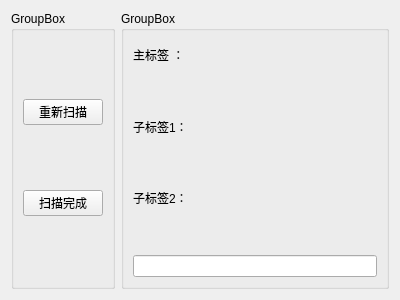
This is DC_3/deviceunion.ui in kingsun998/Qt as Qt 5 draws it before an edit. The edited form follows.
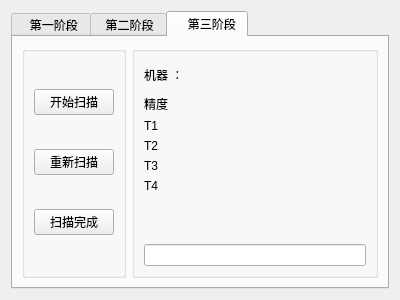
This is the edited form.

```diff
--- a/DC_3/deviceunion.ui
+++ b/DC_3/deviceunion.ui
@@ -13,11 +13,21 @@
   <property name="windowTitle">
    <string>Form</string>
   </property>
+  <layout class="QHBoxLayout" name="horizontalLayout_7">
+   <item>
+    <widget class="QTabWidget" name="tabWidget">
+     <property name="currentIndex">
+      <number>2</number>
+     </property>
+     <widget class="QWidget" name="tab">
+      <attribute name="title">
+       <string>  第一阶段</string>
+      </attribute>
   <layout class="QHBoxLayout" name="horizontalLayout">
    <item>
     <widget class="QGroupBox" name="groupBox_2">
      <property name="title">
-      <string>GroupBox</string>
+          <string/>
      </property>
      <layout class="QVBoxLayout" name="verticalLayout_2">
       <item>
@@ -40,15 +50,15 @@
    <item>
     <widget class="QGroupBox" name="groupBox">
      <property name="title">
-      <string>GroupBox</string>
+          <string/>
      </property>
      <layout class="QVBoxLayout" name="verticalLayout">
       <item>
-       <layout class="QVBoxLayout" name="verticalLayout_3">
+           <layout class="QHBoxLayout" name="horizontalLayout_2">
         <item>
          <widget class="QLabel" name="label">
           <property name="text">
-           <string>主标签 ：</string>
+               <string>机器 ：</string>
           </property>
          </widget>
         </item>
@@ -62,45 +72,352 @@
        </layout>
       </item>
       <item>
-       <layout class="QVBoxLayout" name="verticalLayout_4">
-        <item>
-         <widget class="QLabel" name="label_2">
-          <property name="text">
-           <string>子标签1：</string>
-          </property>
-         </widget>
-        </item>
-        <item>
-         <widget class="QLabel" name="label_5">
-          <property name="text">
-           <string/>
-          </property>
-         </widget>
-        </item>
-       </layout>
-      </item>
-      <item>
-       <layout class="QVBoxLayout" name="verticalLayout_5">
-        <item>
+           <layout class="QGridLayout" name="gridLayout">
+            <item row="1" column="0">
          <widget class="QLabel" name="label_3">
           <property name="text">
-           <string>子标签2：</string>
+               <string>1级精度</string>
           </property>
          </widget>
         </item>
-        <item>
+            <item row="2" column="0">
+             <widget class="QLabel" name="label_7">
+              <property name="text">
+               <string>2级精度</string>
+              </property>
+             </widget>
+            </item>
+            <item row="0" column="0">
+             <widget class="QLabel" name="label_2">
+              <property name="text">
+               <string>常温绝缘性</string>
+              </property>
+             </widget>
+            </item>
+            <item row="1" column="1">
          <widget class="QLabel" name="label_6">
           <property name="text">
            <string/>
           </property>
          </widget>
         </item>
-       </layout>
-      </item>
+            <item row="2" column="1">
+             <widget class="QLabel" name="label_8">
+              <property name="text">
+               <string/>
+              </property>
+             </widget>
+            </item>
+            <item row="0" column="1">
+             <widget class="QLabel" name="label_5">
+              <property name="text">
+               <string/>
+              </property>
+             </widget>
+            </item>
+           </layout>
+          </item>
+          <item>
+           <spacer name="verticalSpacer">
+            <property name="orientation">
+             <enum>Qt::Vertical</enum>
+            </property>
+            <property name="sizeHint" stdset="0">
+             <size>
+              <width>20</width>
+              <height>40</height>
+             </size>
+            </property>
+           </spacer>
+          </item>
       <item>
        <widget class="QLineEdit" name="lineEdit_4"/>
       </item>
      </layout>
+        </widget>
+       </item>
+      </layout>
+     </widget>
+     <widget class="QWidget" name="tab_2">
+      <attribute name="title">
+       <string> 第二阶段</string>
+      </attribute>
+      <layout class="QHBoxLayout" name="horizontalLayout_4">
+       <item>
+        <widget class="QGroupBox" name="groupBox_3">
+         <property name="title">
+          <string/>
+         </property>
+         <layout class="QVBoxLayout" name="verticalLayout_4">
+          <item>
+           <widget class="QPushButton" name="pushButton_4">
+            <property name="text">
+             <string>开始扫描</string>
+            </property>
+           </widget>
+          </item>
+          <item>
+           <widget class="QPushButton" name="pushButton_5">
+            <property name="text">
+             <string>重新扫描</string>
+            </property>
+           </widget>
+          </item>
+          <item>
+           <widget class="QPushButton" name="pushButton_6">
+            <property name="text">
+             <string>扫描完成</string>
+            </property>
+           </widget>
+          </item>
+         </layout>
+        </widget>
+       </item>
+       <item>
+        <widget class="QGroupBox" name="groupBox_4">
+         <property name="title">
+          <string/>
+         </property>
+         <layout class="QVBoxLayout" name="verticalLayout_5">
+          <item>
+           <layout class="QHBoxLayout" name="horizontalLayout_3">
+            <item>
+             <widget class="QLabel" name="label_11">
+              <property name="text">
+               <string>机器 ：</string>
+              </property>
+             </widget>
+            </item>
+            <item>
+             <widget class="QLabel" name="label_12">
+              <property name="text">
+               <string>&lt;html&gt;&lt;head/&gt;&lt;body&gt;&lt;p&gt;&lt;br/&gt;&lt;/p&gt;&lt;/body&gt;&lt;/html&gt;</string>
+              </property>
+             </widget>
+            </item>
+           </layout>
+          </item>
+          <item>
+           <layout class="QGridLayout" name="gridLayout_2">
+            <item row="2" column="0">
+             <widget class="QLabel" name="label_14">
+              <property name="text">
+               <string>高温稳定性</string>
+              </property>
+             </widget>
+            </item>
+            <item row="0" column="0">
+             <widget class="QLabel" name="label_15">
+              <property name="text">
+               <string>25°C精度</string>
+              </property>
+             </widget>
+            </item>
+            <item row="1" column="0">
+             <widget class="QLabel" name="label_13">
+              <property name="text">
+               <string>高温 绝缘性</string>
+              </property>
+             </widget>
+            </item>
+            <item row="2" column="1">
+             <widget class="QLabel" name="label_16">
+              <property name="text">
+               <string/>
+              </property>
+             </widget>
+            </item>
+            <item row="0" column="1">
+             <widget class="QLabel" name="label_17">
+              <property name="text">
+               <string/>
+              </property>
+             </widget>
+            </item>
+            <item row="1" column="1">
+             <widget class="QLabel" name="label_19">
+              <property name="text">
+               <string/>
+              </property>
+             </widget>
+            </item>
+           </layout>
+          </item>
+          <item>
+           <spacer name="verticalSpacer_2">
+            <property name="orientation">
+             <enum>Qt::Vertical</enum>
+            </property>
+            <property name="sizeHint" stdset="0">
+             <size>
+              <width>20</width>
+              <height>40</height>
+             </size>
+            </property>
+           </spacer>
+          </item>
+          <item>
+           <widget class="QLineEdit" name="lineEdit_5"/>
+          </item>
+         </layout>
+        </widget>
+       </item>
+      </layout>
+     </widget>
+     <widget class="QWidget" name="tab_3">
+      <attribute name="title">
+       <string>   第三阶段</string>
+      </attribute>
+      <layout class="QHBoxLayout" name="horizontalLayout_6">
+       <item>
+        <widget class="QGroupBox" name="groupBox_5">
+         <property name="title">
+          <string/>
+         </property>
+         <layout class="QVBoxLayout" name="verticalLayout_6">
+          <item>
+           <widget class="QPushButton" name="pushButton_7">
+            <property name="text">
+             <string>开始扫描</string>
+            </property>
+           </widget>
+          </item>
+          <item>
+           <widget class="QPushButton" name="pushButton_8">
+            <property name="text">
+             <string>重新扫描</string>
+            </property>
+           </widget>
+          </item>
+          <item>
+           <widget class="QPushButton" name="pushButton_9">
+            <property name="text">
+             <string>扫描完成</string>
+            </property>
+           </widget>
+          </item>
+         </layout>
+        </widget>
+       </item>
+       <item>
+        <widget class="QGroupBox" name="groupBox_6">
+         <property name="title">
+          <string/>
+         </property>
+         <layout class="QVBoxLayout" name="verticalLayout_7">
+          <item>
+           <layout class="QHBoxLayout" name="horizontalLayout_5">
+            <item>
+             <widget class="QLabel" name="label_21">
+              <property name="text">
+               <string>机器 ：</string>
+              </property>
+             </widget>
+            </item>
+            <item>
+             <widget class="QLabel" name="label_22">
+              <property name="text">
+               <string>&lt;html&gt;&lt;head/&gt;&lt;body&gt;&lt;p&gt;&lt;br/&gt;&lt;/p&gt;&lt;/body&gt;&lt;/html&gt;</string>
+              </property>
+             </widget>
+            </item>
+           </layout>
+          </item>
+          <item>
+           <layout class="QGridLayout" name="gridLayout_3">
+            <item row="3" column="1">
+             <widget class="QLabel" name="label_30">
+              <property name="text">
+               <string/>
+              </property>
+             </widget>
+            </item>
+            <item row="2" column="0">
+             <widget class="QLabel" name="label_24">
+              <property name="text">
+               <string>T2</string>
+              </property>
+             </widget>
+            </item>
+            <item row="0" column="1">
+             <widget class="QLabel" name="label_27">
+              <property name="text">
+               <string/>
+              </property>
+             </widget>
+            </item>
+            <item row="1" column="1">
+             <widget class="QLabel" name="label_29">
+              <property name="text">
+               <string/>
+              </property>
+             </widget>
+            </item>
+            <item row="0" column="0">
+             <widget class="QLabel" name="label_25">
+              <property name="text">
+               <string>精度</string>
+              </property>
+             </widget>
+            </item>
+            <item row="3" column="0">
+             <widget class="QLabel" name="label_28">
+              <property name="text">
+               <string>T3</string>
+              </property>
+             </widget>
+            </item>
+            <item row="2" column="1">
+             <widget class="QLabel" name="label_26">
+              <property name="text">
+               <string/>
+              </property>
+             </widget>
+            </item>
+            <item row="1" column="0">
+             <widget class="QLabel" name="label_23">
+              <property name="text">
+               <string>T1</string>
+              </property>
+             </widget>
+            </item>
+            <item row="4" column="0">
+             <widget class="QLabel" name="label_9">
+              <property name="text">
+               <string>T4</string>
+              </property>
+             </widget>
+            </item>
+            <item row="4" column="1">
+             <widget class="QLabel" name="label_10">
+              <property name="text">
+               <string/>
+              </property>
+             </widget>
+            </item>
+           </layout>
+          </item>
+          <item>
+           <spacer name="verticalSpacer_3">
+            <property name="orientation">
+             <enum>Qt::Vertical</enum>
+            </property>
+            <property name="sizeHint" stdset="0">
+             <size>
+              <width>20</width>
+              <height>40</height>
+             </size>
+            </property>
+           </spacer>
+          </item>
+          <item>
+           <widget class="QLineEdit" name="lineEdit_6"/>
+          </item>
+         </layout>
+        </widget>
+       </item>
+      </layout>
+     </widget>
     </widget>
    </item>
   </layout>
```
Left out of the diff: 7 changed lines with no effect on the pictures. Lines whose indentation alone changed are shown as unchanged.
